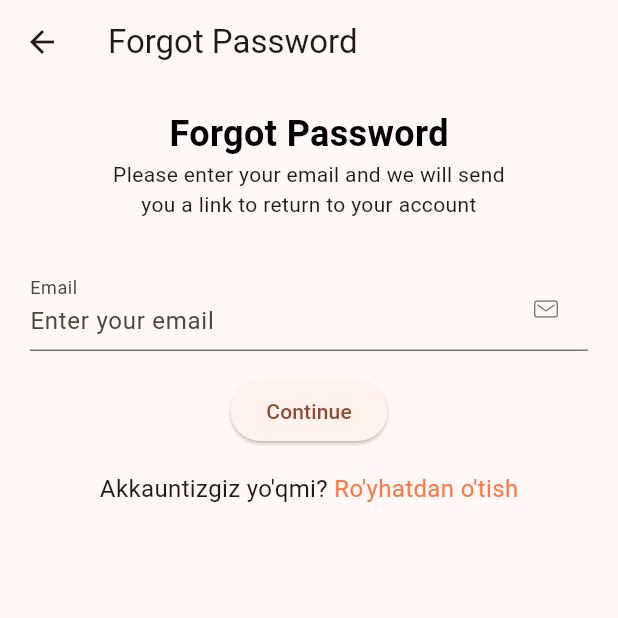
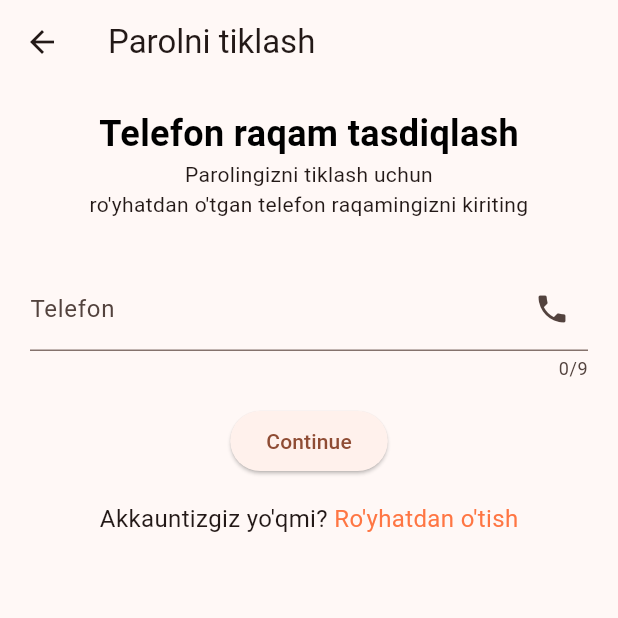
Before and after one commit to samandaruzbekistan/evakuvator, a Flutter app: the ForgotPasswordScreen screen opened directly, on a phone screen of 412 x 824 dp, the top half of it. Run offline on Flutter 3.47's test engine with Material 3 defaults, Android fonts, the phone set to English and light mode, and no system bars; our stand-ins replace connectivity_plus, firebase_core, firebase_messaging, flutter_local_notifications, flutter_svg, get and 4 more; missing offline and left inert: dart_jsonwebtoken; accounts and stored records are empty.

Commit message:
phone number form max length 9

```diff
--- a/lib/screens/forgot_password/components/forgot_pass_form.dart
+++ b/lib/screens/forgot_password/components/forgot_pass_form.dart
@@ -13,53 +13,19 @@ class ForgotPassForm extends StatefulWidget {
 }
 
 class _ForgotPassFormState extends State<ForgotPassForm> {
+  late Size mediaSize;
   final _formKey = GlobalKey<FormState>();
+  TextEditingController phoneController = TextEditingController();
   List<String> errors = [];
   String? email;
   @override
   Widget build(BuildContext context) {
+    mediaSize = MediaQuery.of(context).size;
     return Form(
       key: _formKey,
       child: Column(
         children: [
-          TextFormField(
-            keyboardType: TextInputType.emailAddress,
-            onSaved: (newValue) => email = newValue,
-            onChanged: (value) {
-              if (value.isNotEmpty && errors.contains(kEmailNullError)) {
-                setState(() {
-                  errors.remove(kEmailNullError);
-                });
-              } else if (emailValidatorRegExp.hasMatch(value) &&
-                  errors.contains(kInvalidEmailError)) {
-                setState(() {
-                  errors.remove(kInvalidEmailError);
-                });
-              }
-              return;
-            },
-            validator: (value) {
-              if (value!.isEmpty && !errors.contains(kEmailNullError)) {
-                setState(() {
-                  errors.add(kEmailNullError);
-                });
-              } else if (!emailValidatorRegExp.hasMatch(value) &&
-                  !errors.contains(kInvalidEmailError)) {
-                setState(() {
-                  errors.add(kInvalidEmailError);
-                });
-              }
-              return null;
-            },
-            decoration: const InputDecoration(
-              labelText: "Email",
-              hintText: "Enter your email",
-              // If  you are using latest version of flutter then lable text and hint text shown like this
-              // if you r using flutter less then 1.20.* then maybe this is not working properly
-              floatingLabelBehavior: FloatingLabelBehavior.always,
-              suffixIcon: CustomSurffixIcon(svgIcon: "assets/icons/Mail.svg"),
-            ),
-          ),
+          _phoneInput(phoneController),
           const SizedBox(height: 8),
           FormError(errors: errors),
           const SizedBox(height: 8),
@@ -77,4 +43,25 @@ class _ForgotPassFormState extends State<ForgotPassForm> {
       ),
     );
   }
+
+  Widget _phoneInput(TextEditingController controller) {
+    final prefixText = "+998";
+
+    final prefixStyle = TextStyle(
+        fontWeight: FontWeight.bold,
+        fontSize: mediaSize.width * 0.04,
+        color: Colors.black);
+
+    return TextField(
+      controller: controller,
+      keyboardType: TextInputType.number,
+      maxLength: 9,
+      decoration: InputDecoration(
+        labelText: "Telefon",
+        prefixText: prefixText,
+        prefixStyle: prefixStyle,
+        suffixIcon: Icon(Icons.phone),
+      ),
+    );
+  }
 }
--- a/lib/screens/forgot_password/forgot_password_screen.dart
+++ b/lib/screens/forgot_password/forgot_password_screen.dart
@@ -10,7 +10,7 @@ class ForgotPasswordScreen extends StatelessWidget {
   Widget build(BuildContext context) {
     return Scaffold(
       appBar: AppBar(
-        title: const Text("Forgot Password"),
+        title: const Text("Parolni tiklash"),
       ),
       body: const SizedBox(
         width: double.infinity,
@@ -21,7 +21,7 @@ class ForgotPasswordScreen extends StatelessWidget {
               children: [
                 SizedBox(height: 16),
                 Text(
-                  "Forgot Password",
+                  "Telefon raqam tasdiqlash",
                   style: TextStyle(
                     fontSize: 24,
                     color: Colors.black,
@@ -29,7 +29,7 @@ class ForgotPasswordScreen extends StatelessWidget {
                   ),
                 ),
                 Text(
-                  "Please enter your email and we will send \nyou a link to return to your account",
+                  "Parolingizni tiklash uchun\nro'yhatdan o'tgan telefon raqamingizni kiriting",
                   textAlign: TextAlign.center,
                 ),
                 SizedBox(height: 32),
--- a/lib/screens/sign_in/components/sign_form.dart
+++ b/lib/screens/sign_in/components/sign_form.dart
@@ -129,6 +129,7 @@ class _SignFormState extends State<SignForm> {
 
     return TextField(
       controller: controller,
+      maxLength: 9,
       keyboardType: TextInputType.number,
       decoration: InputDecoration(
         labelText: "Telefon",
--- a/lib/screens/sign_up/components/sign_up_form.dart
+++ b/lib/screens/sign_up/components/sign_up_form.dart
@@ -216,6 +216,7 @@ class _SignUpFormState extends State<SignUpForm> {
     return TextField(
       controller: controller,
       keyboardType: TextInputType.number,
+      maxLength: 9,
       decoration: InputDecoration(
         labelText: "Telefon",
         prefixText: prefixText,
```
